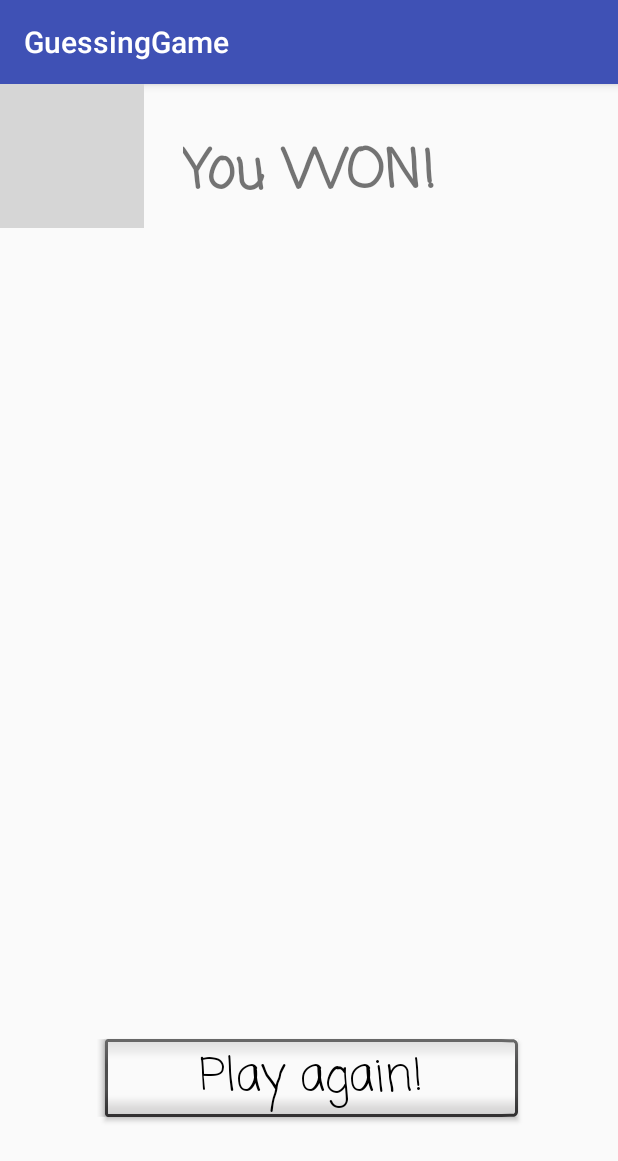
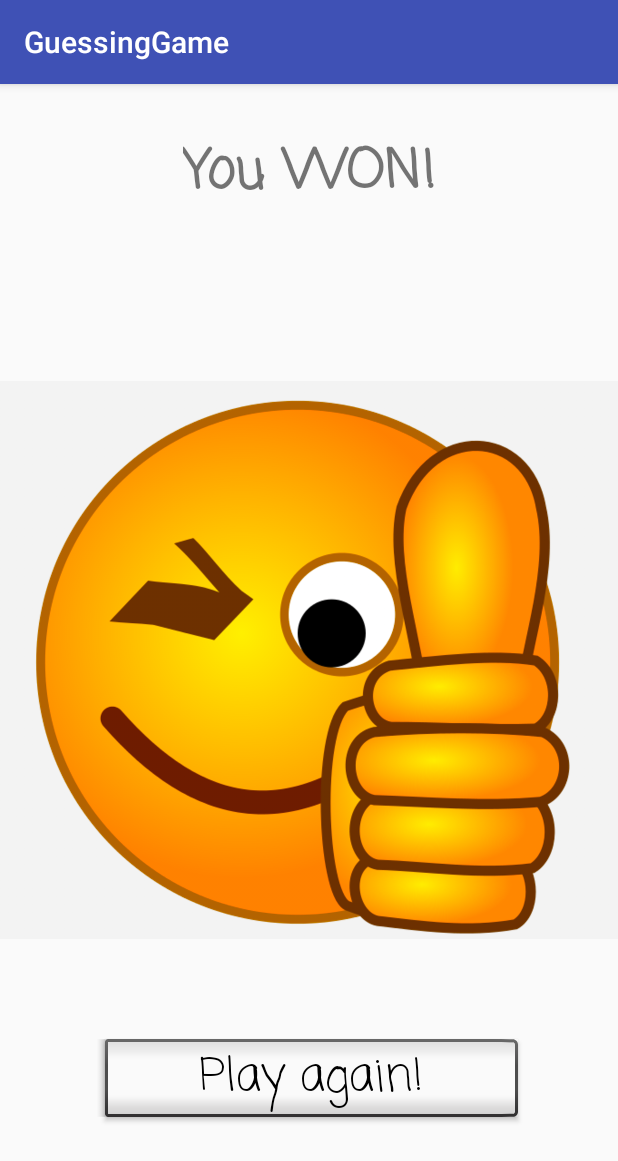
Before and after one commit to JordanRBurke/AndroidGuessingGame, an Android app: the ResultingActivity screen opened directly, with no data from a screen before it, on a phone screen of 412 x 824 dp. Shown: the top 1161 px of the screen. Run offline under Robolectric (Android 15) with nearby library versions, the phone set to English and light mode, and no system bars; grey boxes are pictures that could not be loaded.

Commit message:
Finished guessing game

```diff
--- a/app/src/main/java/com/jordanburke/guessinggame/MainActivity.java
+++ b/app/src/main/java/com/jordanburke/guessinggame/MainActivity.java
@@ -25,6 +25,10 @@
 
     }
 
+
+
+
+
     public void sendMessage() {
         startButton.setOnClickListener(new View.OnClickListener() {
             @Override
--- a/app/src/main/java/com/jordanburke/guessinggame/ResultingActivity.java
+++ b/app/src/main/java/com/jordanburke/guessinggame/ResultingActivity.java
@@ -1,5 +1,6 @@
 package com.jordanburke.guessinggame;
 
+import android.content.Intent;
 import android.support.v7.app.AppCompatActivity;
 import android.os.Bundle;
 import android.view.View;
@@ -13,6 +14,7 @@
     private TextView correctNumberTextview;
     private TextView resultingView;
     private ImageView resultImageView;
+    protected Intent intent;
 
     @Override
     protected void onCreate(Bundle savedInstanceState) {
@@ -22,15 +24,30 @@
         playAgainButton = findViewById(R.id.play_again_button);
         correctNumberTextview = findViewById(R.id.generated_number_view);
         resultingView = findViewById(R.id.generated_textview);
-//        resultImageView = findViewById(R.id.)
+        resultImageView = findViewById(R.id.result_photo);
+
         buttonPress();
+        intent = getIntent();
+        if(intent.hasExtra("WINNING_NUMBER")) {
+            setLosingData();
+        }
+    }
+
+
+    private void setLosingData() {
+        int winningNumber = intent.getIntExtra("WINNING_NUMBER", 0);
+                resultingView.setText(R.string.you_lost);
+        correctNumberTextview.setText(getString(R.string.winning_number, winningNumber));
+        resultImageView.setImageResource(R.drawable.sad_face_photo);
+
+
     }
 
     private void buttonPress() {
         playAgainButton.setOnClickListener(new View.OnClickListener() {
             @Override
             public void onClick(View v) {
-
+                finish();
             }
         });
     }
--- a/app/src/main/res/layout/activity_resulting.xml
+++ b/app/src/main/res/layout/activity_resulting.xml
@@ -35,7 +35,7 @@
         android:layout_marginStart="8dp"
         android:layout_marginTop="32dp"
         android:fontFamily="casual"
-        android:text="You WON!"
+        android:text="@string/you_won"
         android:textSize="36sp"
         android:textStyle="bold"
         app:layout_constraintBottom_toBottomOf="parent"
@@ -50,7 +50,7 @@
         android:layout_height="41dp"
         android:layout_marginBottom="340dp"
         android:layout_marginTop="8dp"
-        android:text="the winning number was %1$i"
+        android:text="@string/winning_number"
         android:textSize="24sp"
         android:visibility="invisible"
         app:layout_constraintBottom_toBottomOf="parent"
--- a/app/src/main/res/values/strings.xml
+++ b/app/src/main/res/values/strings.xml
@@ -5,4 +5,7 @@
     <string name="guess_a_number_the_game_will_tell_you_if_you_need_to_aim_higher_or_lower_made_by_jordan_b">Guess a number. The game will tell you if you need to aim higher or lower ( Made by Jordan B.)</string>
     <string name="no_recognized_number_error">Enter a valid number between 1 - 100!</string>
     <string name="response_guess_higher">Higher</string>
+    <string name="you_lost">You Lost!</string>
+    <string name="winning_number">the winning number was %1$d</string>
+    <string name="you_won">You WON!</string>
 </resources>
```
Also changed, not shown: app/src/main/AndroidManifest.xml (+7 -3 lines), app/src/main/java/com/jordanburke/guessinggame/GuessPageActivity.java (+10 -3 lines), app/src/main/res/drawable/happy_face_photo.png (added), app/src/main/res/drawable/sad_face_photo.png (added).
